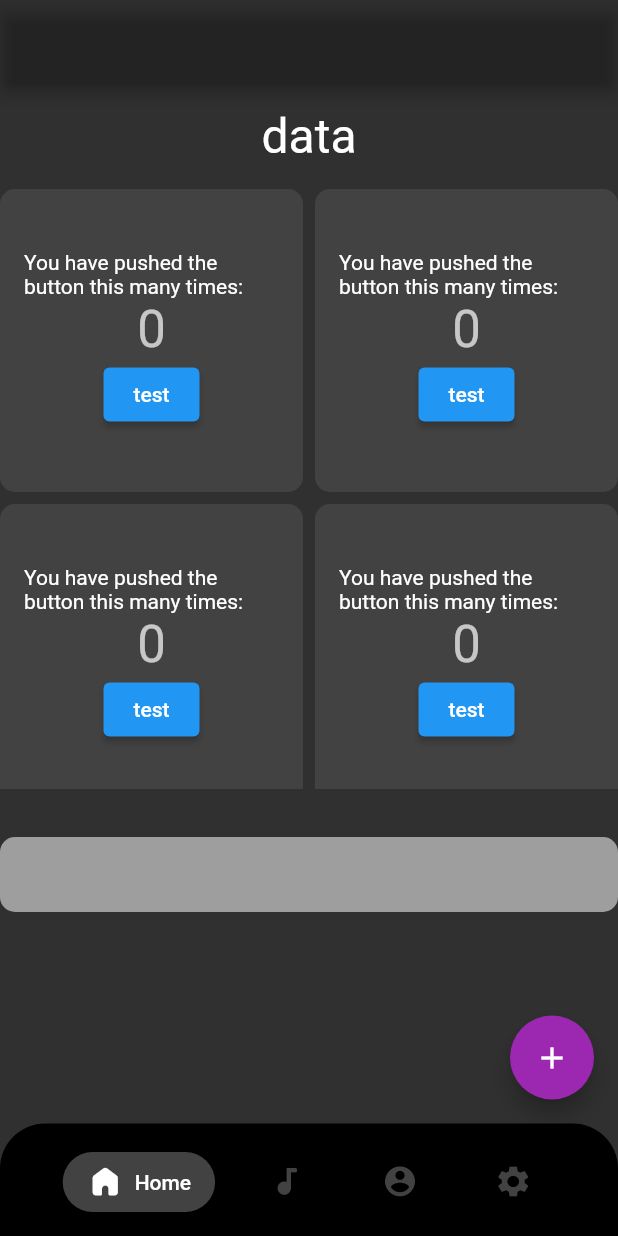
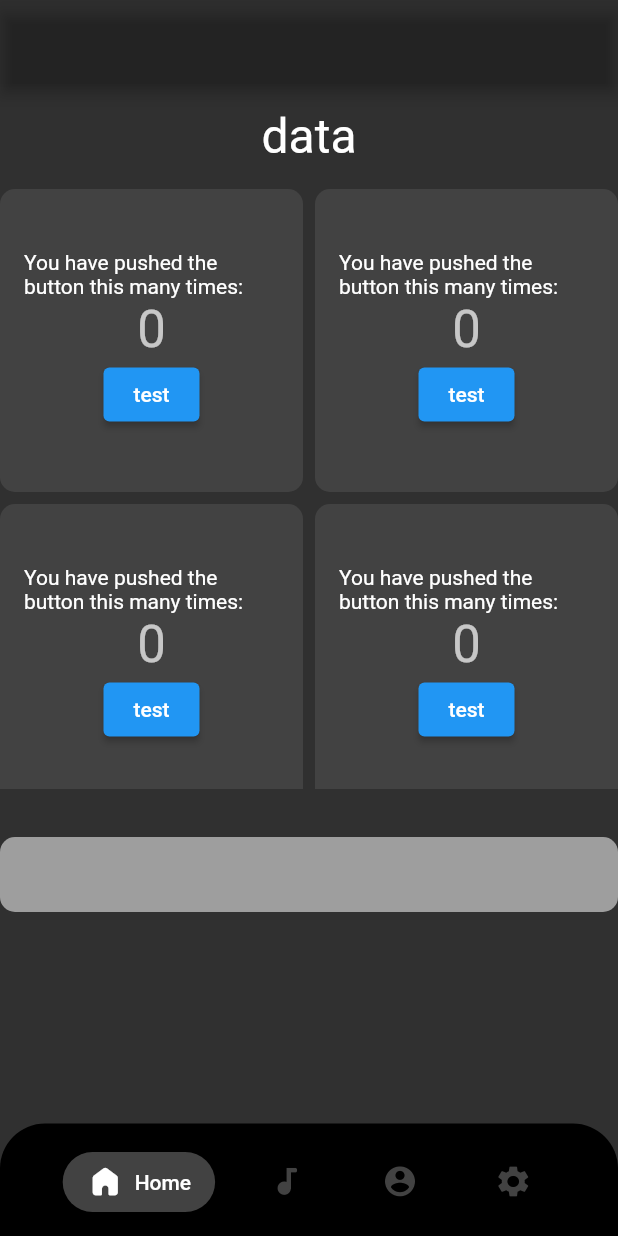
Before and after one commit to felixbouveret/flutter-capsule, a Flutter app: the screen it shows after launch, on a phone screen of 412 x 824 dp. Run offline on Flutter 3.47's test engine with Material 2 defaults, Android fonts, the phone set to English and light mode, and no system bars.

Commit message:
Remove floating button

```diff
--- a/lib/pages/Home.dart
+++ b/lib/pages/Home.dart
@@ -10,11 +10,7 @@ class MyHomePage extends StatelessWidget {
   @override
   Widget build(BuildContext context) {
     return Scaffold(
-        body: HomeModule(),
-        floatingActionButton: FloatingActionButton(
-          tooltip: 'Increment',
-          onPressed: () {},
-          child: Icon(Icons.add),
-        ));
+      body: HomeModule(),
+    );
   }
 }
```
